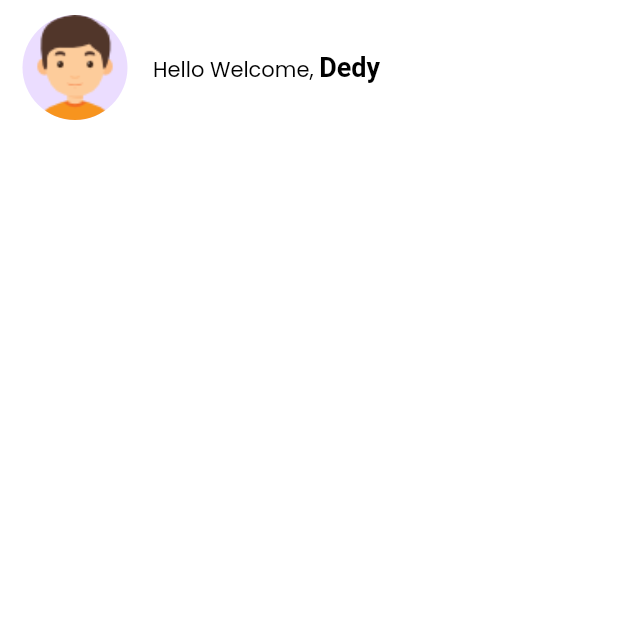
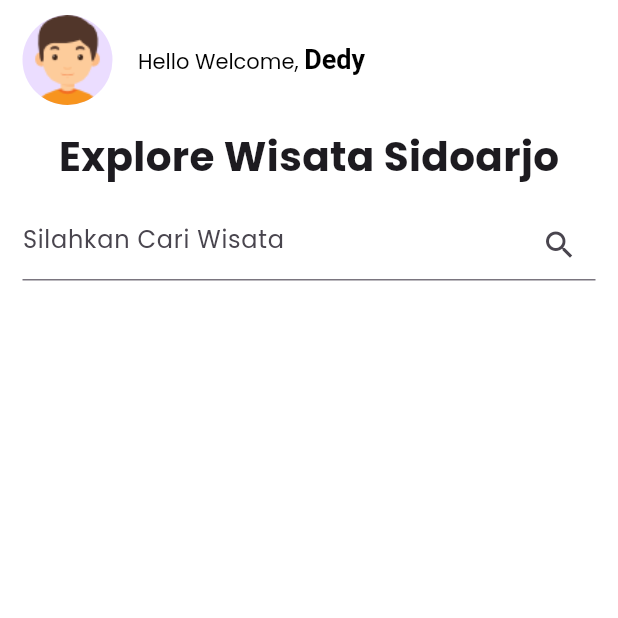
Before and after one commit to dedyputra/wisata_app, a Flutter app: the HomePage screen opened directly, on a phone screen of 412 x 824 dp, the top half of it. Run offline on Flutter 3.47's test engine with Material 3 defaults, Android fonts, the phone set to English and light mode, and no system bars.

Commit message:
update Home Page

```diff
--- a/lib/screens/Home/home_page.dart
+++ b/lib/screens/Home/home_page.dart
@@ -13,17 +13,18 @@ class HomePage extends StatelessWidget {
           padding: const EdgeInsets.symmetric(vertical: 10, horizontal: 15),
           child: Column(
             children: [
+              // Halaman App Bar
               Row(
                 children: [
-                  CircleAvatar(
-                    radius: 35,
+                  const CircleAvatar(
+                    radius: 30,
                     backgroundImage: AssetImage("assets/images/boy.png"),
                   ),
                   const SizedBox(
                     width: 17,
                   ),
                   RichText(
-                    text: TextSpan(
+                    text: const TextSpan(
                       text: "Hello Welcome, ",
                       style: TextStyle(
                           fontFamily: kFontFamily, color: kBlackColor),
@@ -40,6 +41,26 @@ class HomePage extends StatelessWidget {
                   ),
                 ],
               ),
+              // Search untuk mencari wisata
+              const SizedBox(
+                height: 15,
+              ),
+              const Text(
+                "Explore Wisata Sidoarjo",
+                style: TextStyle(
+                    fontFamily: kFontFamily,
+                    fontWeight: FontWeight.bold,
+                    fontSize: 27),
+              ),
+              const SizedBox(
+                height: 15,
+              ),
+              TextFormField(
+                decoration: InputDecoration(
+                  hintText: "Silahkan Cari Wisata",
+                  suffixIcon: Icon(Icons.search),
+                ),
+              ),
             ],
           ),
         ),
```
